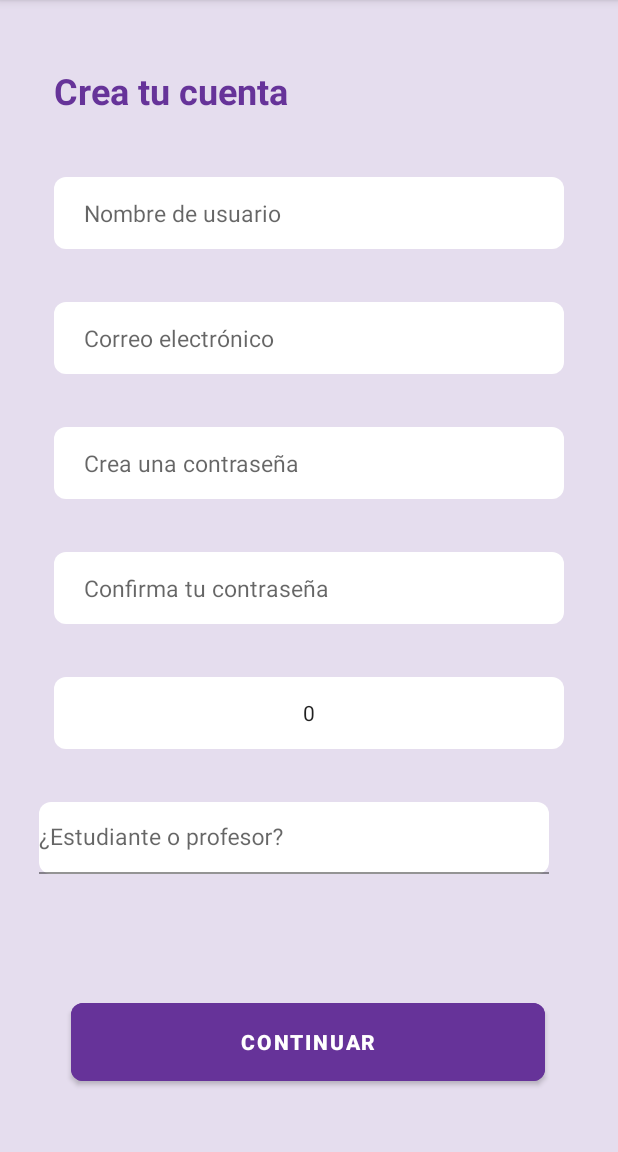
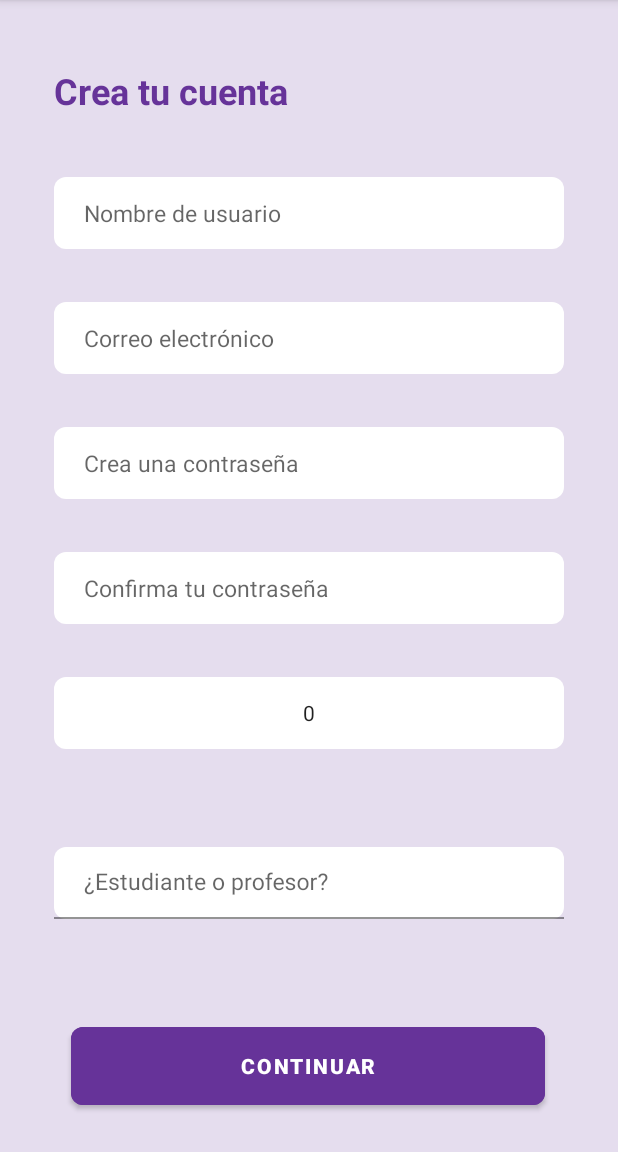
Before and after one commit to Jess-CR/OkayApp, an Android app: the SignUp screen opened directly, with no data from a screen before it, on a phone screen of 412 x 824 dp, the part 84-1236 px from its top. Run offline under Robolectric (Android 15) with nearby library versions, the phone set to English and light mode, and no system bars; 2 statements that could not run were skipped.

Commit message:
Modifiqué los layouts. Cambié los buttons por material buttons y agregué los valores de colores de la paleta propuesta

```diff
--- a/app/src/main/java/org/bedu/okayapp/SignUp.kt
+++ b/app/src/main/java/org/bedu/okayapp/SignUp.kt
@@ -2,9 +2,11 @@ package org.bedu.okayapp
 
 import androidx.appcompat.app.AppCompatActivity
 import android.os.Bundle
+import android.widget.ArrayAdapter
 import android.widget.EditText
 import android.widget.NumberPicker
 import android.widget.TextView
+import androidx.core.content.ContentProviderCompat.requireContext
 
 class SignUp : AppCompatActivity() {
 
@@ -15,6 +17,9 @@ class SignUp : AppCompatActivity() {
     private lateinit var sign_up_editText_passwordConfirmation:EditText
     private lateinit var sign_up_numPicker_age:NumberPicker
     private lateinit var sign_up_editText_profession:EditText
+
+    //Intenté poner el dropdown menu para seleccionar Estudiante o profesor
+    //private val binding get() = binding!!
 
     override fun onCreate(savedInstanceState: Bundle?) {
         super.onCreate(savedInstanceState)
@@ -27,9 +32,15 @@ class SignUp : AppCompatActivity() {
         sign_up_editText_passwordConfirmation=findViewById(R.id.sign_up_editText_passwordConfirmation)
         //sign_up_numPicker_age=findViewById(R.id.sign_up_numPicker_age)
         sign_up_editText_profession=findViewById(R.id.sign_up_editText_profession)
-
         sign_up_numPicker_age.minValue=0
         sign_up_numPicker_age.maxValue=99
 
+        //Esta es la funcionalidad para el Dropdown menu
+        /*val profession = resources.getStringArray(R.array.profession)
+        val arrayAdapter= ArrayAdapter (requireContext(),R.layout.dropdown_item,profession)
+        binding.autoCompleteTextView.setAdapter(ArrayAdapter)
+
+        return binding.root*/
+
     }
 }
--- /dev/null
+++ b/app/src/main/res/drawable/ic_baseline_arrow_drop_down_24.xml
@@ -0,0 +1,5 @@
+<vector android:autoMirrored="true" android:height="24dp"
+    android:tint="#434242" android:viewportHeight="24"
+    android:viewportWidth="24" android:width="24dp" xmlns:android="http://schemas.android.com/apk/res/android">
+    <path android:fillColor="@android:color/white" android:pathData="M7,10l5,5 5,-5z"/>
+</vector>
--- a/app/src/main/res/layout/activity_sign_up.xml
+++ b/app/src/main/res/layout/activity_sign_up.xml
@@ -103,34 +103,10 @@
         app:layout_constraintStart_toStartOf="parent"
         app:layout_constraintTop_toBottomOf="@+id/sign_up_editText_passwordConfirmation" />
 
-    <com.google.android.material.textfield.TextInputLayout
-        android:id="@+id/textInputLayout2"
-        android:layout_width="360dp"
-        android:layout_height="wrap_content"
-        android:layout_marginTop="35dp"
-        app:layout_constraintEnd_toEndOf="parent"
-        app:layout_constraintStart_toStartOf="parent"
-        app:layout_constraintTop_toBottomOf="@+id/sign_up_numPicker_age">
-
-        <AutoCompleteTextView
-            android:id="@+id/sign_up_editText_profession"
-            android:layout_width="340dp"
-            android:layout_height="48dp"
-            android:layout_weight="1"
-            android:background="@drawable/roundstyle"
-            android:backgroundTint="@color/white"
-            android:hint="@string/sign_up_profession_ph"
-            android:inputType="none"
-            android:textColor="@color/grey_placeholders"
-            android:textSize="15dp" />
-
-    </com.google.android.material.textfield.TextInputLayout>
-
     <com.google.android.material.button.MaterialButton
         android:id="@+id/sign_up_btn_continuar"
         android:layout_width="316dp"
         android:layout_height="64dp"
-        android:layout_marginTop="80dp"
         android:backgroundTint="@color/yolo_purple"
         android:text="@string/sign_up_button"
         android:textColor="@color/white"
@@ -140,8 +116,37 @@
         app:layout_constraintEnd_toEndOf="parent"
         app:layout_constraintHorizontal_bias="0.494"
         app:layout_constraintStart_toStartOf="parent"
-        app:layout_constraintTop_toBottomOf="@+id/textInputLayout2"
-        app:layout_constraintVertical_bias="0.0" />
+        app:layout_constraintTop_toBottomOf="@+id/textInputLayout" />
+
+    <com.google.android.material.textfield.TextInputLayout
+        style="@style/Widget.AppCompat.Light.ListView.DropDown"
+        android:id="@+id/textInputLayout"
+        android:layout_width="340dp"
+        android:layout_height="wrap_content"
+        android:layout_marginStart="35dp"
+        android:layout_marginTop="40dp"
+        android:layout_marginEnd="36dp"
+        android:layout_marginBottom="41dp"
+        app:layout_constraintBottom_toTopOf="@+id/sign_up_btn_continuar"
+        app:layout_constraintEnd_toEndOf="parent"
+        app:layout_constraintStart_toStartOf="parent"
+        app:layout_constraintTop_toBottomOf="@+id/sign_up_numPicker_age">
+
+        <AutoCompleteTextView
+
+            android:id="@+id/sign_up_editText_profession"
+            android:layout_width="match_parent"
+            android:layout_height="48dp"
+            android:layout_weight="1"
+            android:background="@drawable/roundstyle"
+            android:backgroundTint="@color/white"
+            android:hint="@string/sign_up_profession_ph"
+            android:inputType="none"
+            android:paddingLeft="20dp"
+            android:textColor="@color/grey_placeholders"
+            android:textSize="15dp" />
+
+    </com.google.android.material.textfield.TextInputLayout>
 
 
 </androidx.constraintlayout.widget.ConstraintLayout>
--- a/app/src/main/res/layout/dropdown_item.xml
+++ b/app/src/main/res/layout/dropdown_item.xml
@@ -4,6 +4,6 @@
     android:layout_height="wrap_content"
     android:text="TextView"
     android:padding="14dp"
-    android:textColor="@color/black"
-    android:textSize="16sp"
+    android:textColor="@color/grey_letters"
+    android:textSize="15sp"
     xmlns:android="http://schemas.android.com/apk/res/android"/>
--- /dev/null
+++ b/app/src/main/res/layout/dropdown_profession.xml
@@ -0,0 +1,6 @@
+<?xml version="1.0" encoding="utf-8"?>
+<androidx.constraintlayout.widget.ConstraintLayout xmlns:android="http://schemas.android.com/apk/res/android"
+    android:layout_width="match_parent"
+    android:layout_height="match_parent">
+
+</androidx.constraintlayout.widget.ConstraintLayout>
```
Also changed, not shown: app/src/main/res/layout/activity_menu.xml (+10 -5 lines).
